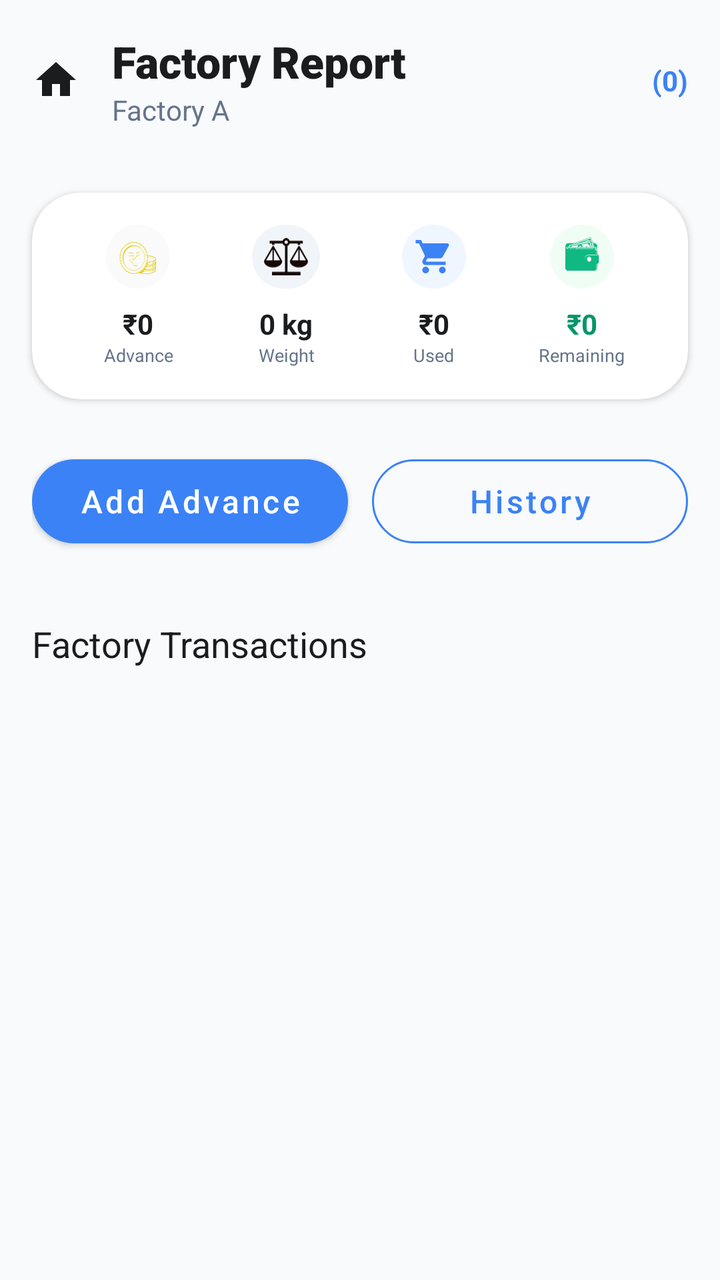
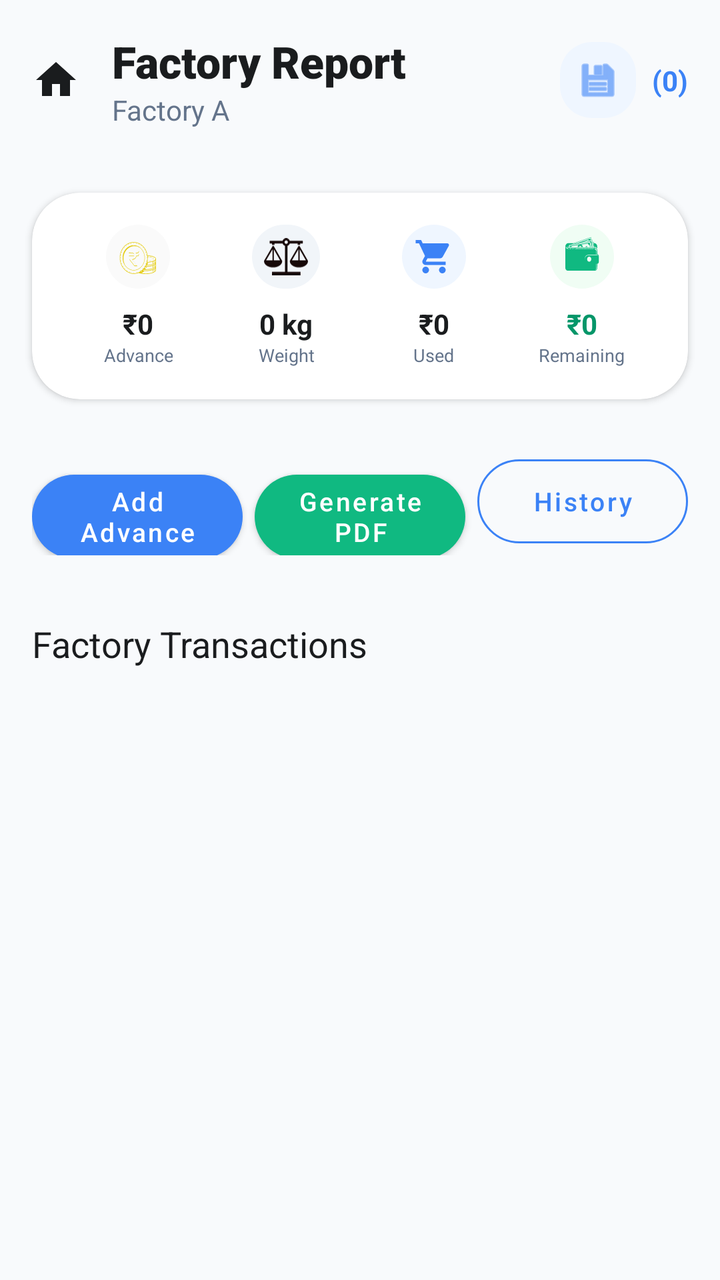

Two renders of the same Android screen: before a commit and after it. Below are the layout's source before the change and the commit's diff.
<!-- AndroidManifest.xml: application theme Theme.Transport1 -->
<!-- res/layout/activity_factory_report.xml -->
<?xml version="1.0" encoding="utf-8"?>
<androidx.coordinatorlayout.widget.CoordinatorLayout xmlns:android="http://schemas.android.com/apk/res/android"
    xmlns:app="http://schemas.android.com/apk/res-auto"
    android:layout_width="match_parent"
    android:layout_height="match_parent"
    android:background="#F8FAFC">

    <com.google.android.material.appbar.AppBarLayout
        android:layout_width="match_parent"
        android:layout_height="wrap_content"
        android:background="@android:color/transparent"
        app:elevation="0dp">

        <LinearLayout
            android:layout_width="match_parent"
            android:layout_height="wrap_content"
            android:orientation="horizontal"
            android:padding="16dp"
            android:gravity="center_vertical">

            <ImageView
                android:id="@+id/btnBack"
                android:layout_width="24dp"
                android:layout_height="24dp"
                android:src="@drawable/ic_home"
                android:layout_marginEnd="16dp"
                app:tint="#1A1C1E" />

            <LinearLayout
                android:layout_width="0dp"
                android:layout_height="wrap_content"
                android:layout_weight="1"
                android:orientation="vertical">

                <TextView
                    android:layout_width="wrap_content"
                    android:layout_height="wrap_content"
                    android:text="Factory Report"
                    android:textSize="22sp"
                    android:fontFamily="sans-serif-black"
                    android:textColor="#1A1C1E" />

                <TextView
                    android:id="@+id/txtFactoryName"
                    android:layout_width="wrap_content"
                    android:layout_height="wrap_content"
                    android:text="Factory A"
                    android:textSize="14sp"
                    android:textColor="#64748B" />
            </LinearLayout>

            <TextView
                android:id="@+id/txtTransactionCount"
                android:layout_width="wrap_content"
                android:layout_height="wrap_content"
                android:text="(0)"
                android:textSize="14sp"
                android:textStyle="bold"
                android:textColor="#3B82F6" />
        </LinearLayout>
    </com.google.android.material.appbar.AppBarLayout>

    <androidx.core.widget.NestedScrollView
        android:layout_width="match_parent"
        android:layout_height="match_parent"
        app:layout_behavior="@string/appbar_scrolling_view_behavior">

        <LinearLayout
            android:layout_width="match_parent"
            android:layout_height="wrap_content"
            android:orientation="vertical"
            android:padding="16dp"
            android:clipToPadding="false">

            
            <com.google.android.material.card.MaterialCardView
                android:layout_width="match_parent"
                android:layout_height="wrap_content"
                app:cardCornerRadius="24dp"
                app:cardElevation="2dp"
                app:cardBackgroundColor="#FFFFFF"
                app:strokeWidth="0dp">

                <LinearLayout
                    android:layout_width="match_parent"
                    android:layout_height="wrap_content"
                    android:orientation="horizontal"
                    android:padding="16dp"
                    android:baselineAligned="false">

                    
                    <LinearLayout
                        android:layout_width="0dp"
                        android:layout_height="wrap_content"
                        android:layout_weight="1"
                        android:orientation="vertical"
                        android:gravity="center">

                        <ImageView
                            android:layout_width="32dp"
                            android:layout_height="32dp"
                            android:background="@drawable/circles_background"
                            android:backgroundTint="#FAFAFA"
                            android:padding="6dp"
                            android:src="@drawable/coin"
                            app:tint="#E4CB0A" />

                        <TextView
                            android:id="@+id/txtTotalAdvanceGiven"
                            android:layout_width="wrap_content"
                            android:layout_height="wrap_content"
                            android:text="₹0"
                            android:textSize="14sp"
                            android:textStyle="bold"
                            android:textColor="#1A1C1E"
                            android:layout_marginTop="8dp" />

                        <TextView
                            android:layout_width="wrap_content"
                            android:layout_height="wrap_content"
                            android:text="Advance"
                            android:textSize="9sp"
                            android:textColor="#64748B"
                            android:gravity="center" />
                    </LinearLayout>

                    

                    
                    <LinearLayout
                        android:layout_width="0dp"
                        android:layout_height="wrap_content"
                        android:layout_weight="1"
                        android:gravity="center"
                        android:orientation="vertical">

                        <ImageView
                            android:layout_width="34dp"
                            android:layout_height="32dp"
                            android:background="@drawable/circles_background"
                            android:backgroundTint="#F1F5F9"
                            android:padding="6dp"
                            android:src="@drawable/scale_icon"
                            app:tint="#160808" />

                        <TextView
                            android:id="@+id/txtTotalWeight"
                            android:layout_width="wrap_content"
                            android:layout_height="wrap_content"
                            android:layout_marginTop="8dp"
                            android:text="0 kg"
                            android:textColor="#1A1C1E"
                            android:textSize="14sp"
                            android:textStyle="bold" />

                        <TextView
                            android:layout_width="wrap_content"
                            android:layout_height="wrap_content"
                            android:gravity="center"
                            android:text="Weight"
                            android:textColor="#64748B"
                            android:textSize="9sp" />
                    </LinearLayout>

                    <LinearLayout
                        android:layout_width="0dp"
                        android:layout_height="wrap_content"
                        android:layout_weight="1"
                        android:orientation="vertical"
                        android:gravity="center">

                        <ImageView
                            android:layout_width="32dp"
                            android:layout_height="32dp"
                            android:src="@drawable/ic_shopping_cart"
                            android:padding="6dp"
                            android:background="@drawable/circles_background"
                            android:backgroundTint="#EFF6FF"
                            app:tint="#3B82F6" />

                        <TextView
                            android:id="@+id/txtTotalUsed"
                            android:layout_width="wrap_content"
                            android:layout_height="wrap_content"
                            android:text="₹0"
                            android:textSize="14sp"
                            android:textStyle="bold"
                            android:textColor="#1A1C1E"
                            android:layout_marginTop="8dp" />

                        <TextView
                            android:layout_width="wrap_content"
                            android:layout_height="wrap_content"
                            android:text="Used"
                            android:textSize="9sp"
                            android:textColor="#64748B"
                            android:gravity="center" />
                    </LinearLayout>

                    
                    <LinearLayout
                        android:layout_width="0dp"
                        android:layout_height="wrap_content"
                        android:layout_weight="1"
                        android:orientation="vertical"
                        android:gravity="center">

                        <ImageView
                            android:layout_width="32dp"
                            android:layout_height="32dp"
                            android:src="@drawable/pocket"
                            android:padding="6dp"
                            android:background="@drawable/circles_background"
                            android:backgroundTint="#F0FDF4"
                            app:tint="#10B981" />

                        <TextView
                            android:id="@+id/txtAdvanceRemaining"
                            android:layout_width="wrap_content"
                            android:layout_height="wrap_content"
                            android:text="₹0"
                            android:textSize="14sp"
                            android:textStyle="bold"
                            android:textColor="#059669"
                            android:layout_marginTop="8dp" />

                        <TextView
                            android:layout_width="wrap_content"
                            android:layout_height="wrap_content"
                            android:text="Remaining"
                            android:textSize="9sp"
                            android:textColor="#64748B"
                            android:gravity="center" />
                    </LinearLayout>

                </LinearLayout>
            </com.google.android.material.card.MaterialCardView>

            
            <LinearLayout
                android:layout_width="match_parent"
                android:layout_height="wrap_content"
                android:orientation="horizontal"
                android:layout_marginTop="24dp">

                <com.google.android.material.button.MaterialButton
                    android:id="@+id/btnAddAdvancePayment"
                    android:layout_width="0dp"
                    android:layout_height="54dp"
                    android:layout_weight="1"
                    android:text="Add Advance"
                    android:textAllCaps="false"
                    android:textSize="16sp"
                    android:fontFamily="sans-serif-medium"
                    app:cornerRadius="27dp"
                    app:backgroundTint="#3B82F6"
                    android:layout_marginEnd="12dp" />

                <com.google.android.material.button.MaterialButton
                    android:id="@+id/btnViewPaymentHistory"
                    style="@style/Widget.MaterialComponents.Button.OutlinedButton"
                    android:layout_width="0dp"
                    android:layout_height="54dp"
                    android:layout_weight="1"
                    android:text="History"
                    android:textAllCaps="false"
                    android:textSize="16sp"
                    android:fontFamily="sans-serif-medium"
                    app:cornerRadius="27dp"
                    app:strokeColor="#3B82F6"
                    android:textColor="#3B82F6" />
            </LinearLayout>

            <TextView
                android:layout_width="wrap_content"
                android:layout_height="wrap_content"
                android:text="Factory Transactions"
                android:textSize="18sp"
                android:fontFamily="sans-serif-bold"
                android:textColor="#1A1C1E"
                android:layout_marginTop="32dp"
                android:layout_marginBottom="16dp" />

            <ListView
                android:id="@+id/listFactoryRecords"
                android:layout_width="match_parent"
                android:layout_height="800dp"
                android:divider="@android:color/transparent"
                android:dividerHeight="0dp"
                android:scrollbars="none"
                android:overScrollMode="never" />

        </LinearLayout>
    </androidx.core.widget.NestedScrollView>

</androidx.coordinatorlayout.widget.CoordinatorLayout>
<!-- resources referenced by this layout -->
<resources>
  <!-- drawable circles_background (drawable) -->
  <shape xmlns:android="http://schemas.android.com/apk/res/android">
  
      <gradient
          android:startColor="#E3F2FD"
          android:endColor="#FFFFFF"
          android:angle="45"/>
  
      <corners android:radius="16dp"/>
  
  </shape>
  <!-- drawable coin: vector/xml drawable (drawable, 15702 chars, omitted) -->
  <!-- drawable ic_home (drawable) -->
  <vector xmlns:android="http://schemas.android.com/apk/res/android"
  android:width="24dp"
  android:height="24dp"
  android:viewportWidth="24"
  android:viewportHeight="24">
  <path
  android:fillColor="#000000"
  android:pathData="M10,20v-6h4v6h5v-8h3L12,3 2,12h3v8z"/>
  </vector>
  <!-- drawable ic_shopping_cart (drawable) -->
  <vector xmlns:android="http://schemas.android.com/apk/res/android"
      android:width="24dp"
      android:height="24dp"
      android:viewportWidth="24"
      android:viewportHeight="24"
      android:tint="?attr/colorControlNormal">
      <path
          android:fillColor="@android:color/white"
          android:pathData="M7,18c-1.1,0 -1.99,0.9 -1.99,2S5.9,22 7,22s2,-0.9 2,-2 -0.9,-2 -2,-2zM1,2v2h2l3.6,7.59 -1.35,2.45c-0.16,0.28 -0.25,0.61 -0.25,0.96 0,1.1 0.9,2 2,2h12v-2H7.42c-0.14,0 -0.25,-0.11 -0.25,-0.25l0.03,-0.12 0.9,-1.63h7.45c0.75,0 1.41,-0.41 1.75,-1.03l3.58,-6.49c0.08,-0.14 0.12,-0.31 0.12,-0.48 0,-0.55 -0.45,-1 -1,-1H5.21l-0.94,-2H1zM17,18c-1.1,0 -1.99,0.9 -1.99,2s0.89,2 1.99,2 2,-0.9 2,-2 -0.9,-2 -2,-2z"/>
  </vector>
  <!-- drawable scale_icon (drawable) -->
  <vector xmlns:android="http://schemas.android.com/apk/res/android"
      android:width="122.88dp"
      android:height="102.72dp"
      android:viewportWidth="122.88"
      android:viewportHeight="102.72">
    <path
        android:fillColor="#FF000000"
        android:pathData="M65.61,20.91v72.74h35.63c0.38,0 0.68,0.31 0.68,0.69v7.7c0,0.38 -0.31,0.69 -0.68,0.69H22.84c-0.38,0 -0.69,-0.31 -0.69,-0.69v-7.7c0,-0.38 0.31,-0.69 0.69,-0.69h35.63l0,-72.71c-3.1,-1.08 -5.56,-3.53 -6.64,-6.63H29.3v3.43c0,0.38 -0.31,0.68 -0.68,0.68h-5.78c-0.38,0 -0.69,-0.31 -0.69,-0.68v-3.43h-5.73c-0.44,0 -0.8,-0.31 -0.8,-0.68V7.84c0,-0.38 0.36,-0.69 0.8,-0.69h35.43C53.33,2.99 57.31,0 61.99,0c4.68,0 8.66,2.99 10.14,7.16h35.53c0.44,0 0.8,0.31 0.8,0.69v5.78c0,0.38 -0.36,0.68 -0.8,0.68h-6.46v3.43c0,0.38 -0.31,0.68 -0.68,0.68h-5.78c-0.38,0 -0.69,-0.31 -0.69,-0.68v-3.43H72.16C71.09,17.38 68.67,19.81 65.61,20.91L65.61,20.91zM99.66,22.3l22.91,40.48c0.2,0.35 0.29,0.73 0.28,1.1h0.02c0,0.05 0,0.1 0,0.15c0,9.64 -11.35,17.46 -25.35,17.46c-13.85,0 -25.1,-7.65 -25.34,-17.15c-0.04,-0.16 -0.06,-0.34 -0.06,-0.51c0,-0.44 0.14,-0.86 0.37,-1.2l23.43,-40.43c0.59,-1.02 1.89,-1.37 2.91,-0.78C99.2,21.65 99.48,21.95 99.66,22.3L99.66,22.3zM99.75,31.11v30.6h17.32L99.75,31.11L99.75,31.11zM95.67,61.7V31.16L77.96,61.7H95.67L95.67,61.7zM27.54,22.3l22.91,40.48c0.2,0.35 0.29,0.73 0.28,1.1h0.02c0,0.05 0,0.1 0,0.15c0,9.64 -11.35,17.46 -25.35,17.46c-13.85,0 -25.1,-7.65 -25.34,-17.15C0.02,64.19 0,64.02 0,63.84c0,-0.44 0.14,-0.86 0.37,-1.2L23.8,22.21c0.59,-1.02 1.89,-1.37 2.91,-0.78C27.08,21.65 27.36,21.95 27.54,22.3L27.54,22.3zM27.63,31.11v30.6h17.32L27.63,31.11L27.63,31.11zM23.54,61.7V31.16L5.84,61.7H23.54L23.54,61.7zM61.99,6.07c2.59,0 4.69,2.1 4.69,4.69c0,2.59 -2.1,4.69 -4.69,4.69c-2.59,0 -4.69,-2.1 -4.69,-4.69C57.3,8.17 59.4,6.07 61.99,6.07L61.99,6.07z"
        android:fillType="evenOdd"/>
  </vector>
  <style name="Theme.Transport1" parent="Theme.MaterialComponents.DayNight.NoActionBar">
          
          <item name="colorPrimary">#1976D2</item>
          <item name="colorPrimaryVariant">#1565C0</item>
          <item name="colorOnPrimary">@color/white</item>
          
          <item name="colorSecondary">#03DAC6</item>
          <item name="colorSecondaryVariant">#018786</item>
          <item name="colorOnSecondary">@color/black</item>
          
          <item name="android:statusBarColor">?attr/colorPrimaryVariant</item>
      </style>
  <color name="white">#FFFFFFFF</color>
  <color name="black">#FF000000</color>
  <!-- unchanged entries left out for length: 1 -->
</resources>

<!-- the commit's change to res/layout/activity_factory_report.xml (unified diff, before → after) -->
@@ -49,6 +49,18 @@
                     android:textColor="#64748B" />
             </LinearLayout>
 
+            <ImageView
+                android:id="@+id/btnGeneratePdfHeader"
+                android:layout_width="38dp"
+                android:layout_height="38dp"
+                android:background="@drawable/circles_background"
+                android:backgroundTint="#EFF6FF"
+                android:padding="8dp"
+                android:src="@android:drawable/ic_menu_save"
+                app:tint="#3B82F6"
+                android:contentDescription="Generate PDF"
+                android:layout_marginEnd="8dp" />
+
             <TextView
                 android:id="@+id/txtTransactionCount"
                 android:layout_width="wrap_content"
@@ -250,11 +262,24 @@
                     android:layout_weight="1"
                     android:text="Add Advance"
                     android:textAllCaps="false"
-                    android:textSize="16sp"
+                    android:textSize="13sp"
                     android:fontFamily="sans-serif-medium"
                     app:cornerRadius="27dp"
                     app:backgroundTint="#3B82F6"
-                    android:layout_marginEnd="12dp" />
+                    android:layout_marginEnd="6dp" />
+
+                <com.google.android.material.button.MaterialButton
+                    android:id="@+id/btnGeneratePdf"
+                    android:layout_width="0dp"
+                    android:layout_height="54dp"
+                    android:layout_weight="1"
+                    android:text="Generate PDF"
+                    android:textAllCaps="false"
+                    android:textSize="13sp"
+                    android:fontFamily="sans-serif-medium"
+                    app:cornerRadius="27dp"
+                    app:backgroundTint="#10B981"
+                    android:layout_marginEnd="6dp" />
 
                 <com.google.android.material.button.MaterialButton
                     android:id="@+id/btnViewPaymentHistory"
@@ -264,7 +289,7 @@
                     android:layout_weight="1"
                     android:text="History"
                     android:textAllCaps="false"
-                    android:textSize="16sp"
+                    android:textSize="13sp"
                     android:fontFamily="sans-serif-medium"
                     app:cornerRadius="27dp"
                     app:strokeColor="#3B82F6"
